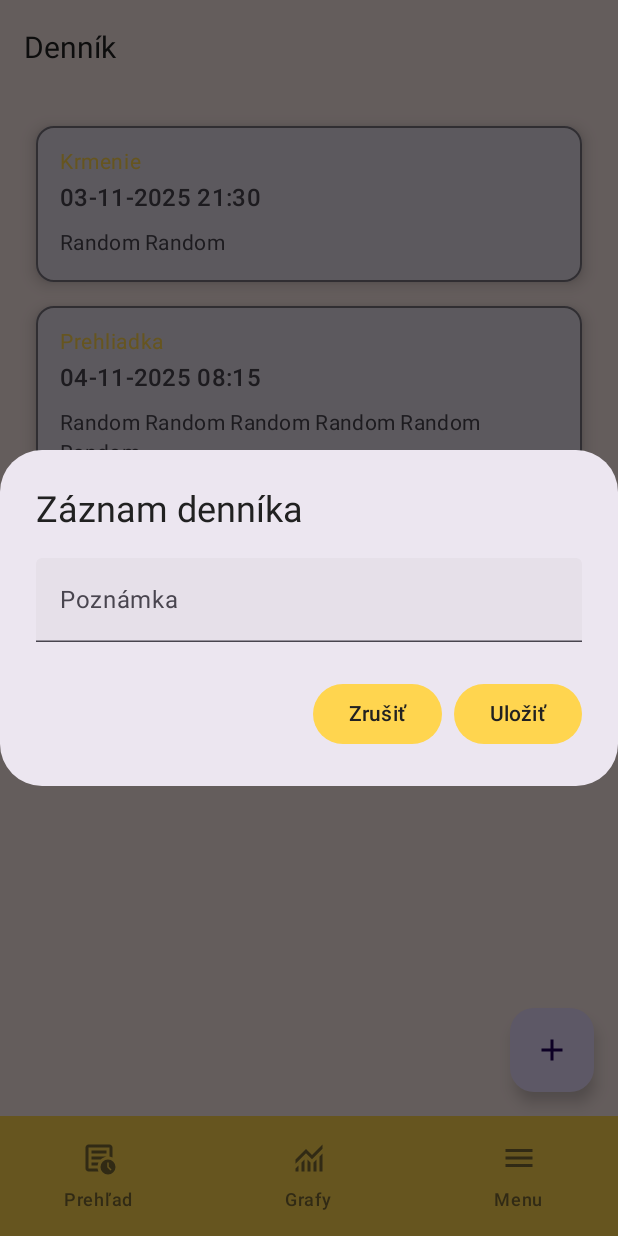
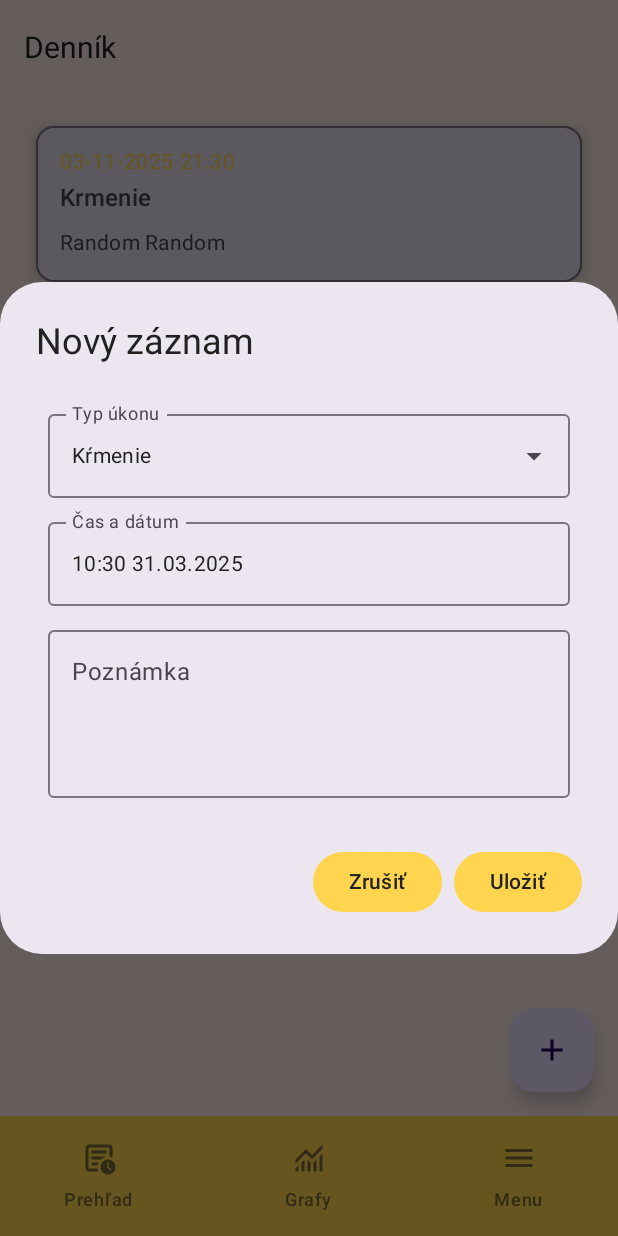
Before and after one commit to Miclah/BeeSense, an Android app built with Jetpack Compose: the DiaryScreen screen opened through its navigation route, after a tap on "Pridať záznam", on a phone screen of 412 x 824 dp. Run offline under Robolectric (Android 15) with nearby library versions, the phone set to English and light mode, and no system bars.

Commit message:
Completed Diary Entry Dialog
- Finished diary entry dialog
- Added functionality to add/edit diary entries

```diff
--- a/app/src/main/java/com/beesense/ui/components/DiaryEntryDialog.kt
+++ b/app/src/main/java/com/beesense/ui/components/DiaryEntryDialog.kt
@@ -1,15 +1,28 @@
 package com.beesense.ui.components
 
-import androidx.compose.foundation.layout.*
+import androidx.compose.foundation.layout.Column
+import androidx.compose.foundation.layout.Spacer
+import androidx.compose.foundation.layout.fillMaxWidth
+import androidx.compose.foundation.layout.height
+import androidx.compose.foundation.layout.padding
 import androidx.compose.material3.AlertDialog
 import androidx.compose.material3.Button
+import androidx.compose.material3.DropdownMenuItem
 import androidx.compose.material3.ExperimentalMaterial3Api
+import androidx.compose.material3.ExposedDropdownMenuBox
+import androidx.compose.material3.ExposedDropdownMenuDefaults
+import androidx.compose.material3.OutlinedTextField
 import androidx.compose.material3.Text
-import androidx.compose.material3.TextField
-import androidx.compose.runtime.*
+import androidx.compose.runtime.Composable
+import androidx.compose.runtime.getValue
+import androidx.compose.runtime.mutableStateOf
+import androidx.compose.runtime.remember
+import androidx.compose.runtime.setValue
 import androidx.compose.ui.Modifier
+import androidx.compose.ui.text.input.TextFieldValue
 import androidx.compose.ui.unit.dp
 import com.beesense.data.model.DiaryEntry
+import java.util.*
 
 @OptIn(ExperimentalMaterial3Api::class)
 @Composable
@@ -18,24 +31,79 @@ fun DiaryEntryDialog(
     onDismiss: () -> Unit,
     onSave: (DiaryEntry) -> Unit
 ) {
+
+
+    val types = listOf("Kŕmenie", "Liečenie", "Bratie medu", "Prehliadka", "Iné")
+    var selectedType by remember { mutableStateOf(initialEntry?.type ?: types.first()) }
+
+    var time by remember { mutableStateOf(TextFieldValue(initialEntry?.timestamp ?: getCurrentTime())) }
+
     var note by remember { mutableStateOf(initialEntry?.note ?: "") }
+
+    var expanded by remember { mutableStateOf(false) }
+    val onTypeSelect = { type: String ->
+        selectedType = type
+        expanded = false
+    }
 
     AlertDialog(
         onDismissRequest = onDismiss,
-        title = { Text("Záznam denníka") },
+        title = { Text("Nový záznam") },
         text = {
-            Column {
-                TextField(
+            Column(modifier = Modifier.padding(8.dp)) {
+                ExposedDropdownMenuBox(
+                    expanded = expanded,
+                    onExpandedChange = { expanded = !expanded }
+                ) {
+                    OutlinedTextField(
+                        value = selectedType,
+                        onValueChange = {},
+                        label = { Text("Typ úkonu") },
+                        readOnly = true,
+                        modifier = Modifier.fillMaxWidth(),
+                        trailingIcon = {
+                            ExposedDropdownMenuDefaults.TrailingIcon(expanded = expanded)
+                        }
+                    )
+                    ExposedDropdownMenu(
+                        expanded = expanded,
+                        onDismissRequest = { expanded = false }
+                    ) {
+                        types.forEach { type ->
+                            DropdownMenuItem(
+                                text = { Text(type) },
+                                onClick = { onTypeSelect(type) }
+                            )
+                        }
+                    }
+                }
+
+                Spacer(modifier = Modifier.height(8.dp))
+
+                OutlinedTextField(
+                    value = time,
+                    onValueChange = { time = it },
+                    label = { Text("Čas a dátum") },
+                    placeholder = { Text("HH:mm d.M.yyyy") },
+                    modifier = Modifier.fillMaxWidth()
+                )
+
+                Spacer(modifier = Modifier.height(8.dp))
+
+                OutlinedTextField(
                     value = note,
                     onValueChange = { note = it },
                     label = { Text("Poznámka") },
-                    modifier = Modifier.fillMaxWidth()
+                    modifier = Modifier
+                        .fillMaxWidth()
+                        .height(120.dp)
                 )
             }
         },
         confirmButton = {
             Button(onClick = {
-                val newEntry = initialEntry?.copy(note = note) ?: DiaryEntry(0, "Čas", "Typ", note)
+                val newEntry = initialEntry?.copy(type = selectedType, timestamp = time.text, note = note)
+                    ?: DiaryEntry(0, time.text, selectedType, note)
                 onSave(newEntry)
             }) {
                 Text("Uložiť")
@@ -48,3 +116,13 @@ fun DiaryEntryDialog(
         }
     )
 }
+
+fun getCurrentTime(): String {
+    val calendar = Calendar.getInstance()
+    return String.format("%02d:%02d %02d.%02d.%04d",
+        calendar.get(Calendar.HOUR_OF_DAY),
+        calendar.get(Calendar.MINUTE),
+        calendar.get(Calendar.DAY_OF_MONTH),
+        calendar.get(Calendar.MONTH) + 1,
+        calendar.get(Calendar.YEAR))
+}
--- a/app/src/main/java/com/beesense/ui/screens/subscreens/DiaryScreen.kt
+++ b/app/src/main/java/com/beesense/ui/screens/subscreens/DiaryScreen.kt
@@ -29,9 +29,7 @@ import com.beesense.ui.components.DiaryEntryDialog
 fun DiaryScreen() {
     var diaryEntries by remember { mutableStateOf(
         listOf(
-            DiaryEntry(1, "03-11-2025 21:30", "Krmenie", "Random Random"),
-            DiaryEntry(2, "04-11-2025 08:15", "Prehliadka", "Random Random Random Random Random Random"),
-            DiaryEntry(3, "04-11-2025 12:00", "Liečenie", "Random Random Random Random")
+            DiaryEntry(1, "Krmenie", "03-11-2025 21:30", "Random Random")
         )
     ) }
 
@@ -47,7 +45,7 @@ fun DiaryScreen() {
         floatingActionButton = {
             FloatingActionButton(
                 onClick = {
-                    editingEntry = null // nový záznam
+                    editingEntry = null
                     showDialog = true
                 }
             ) {
```
